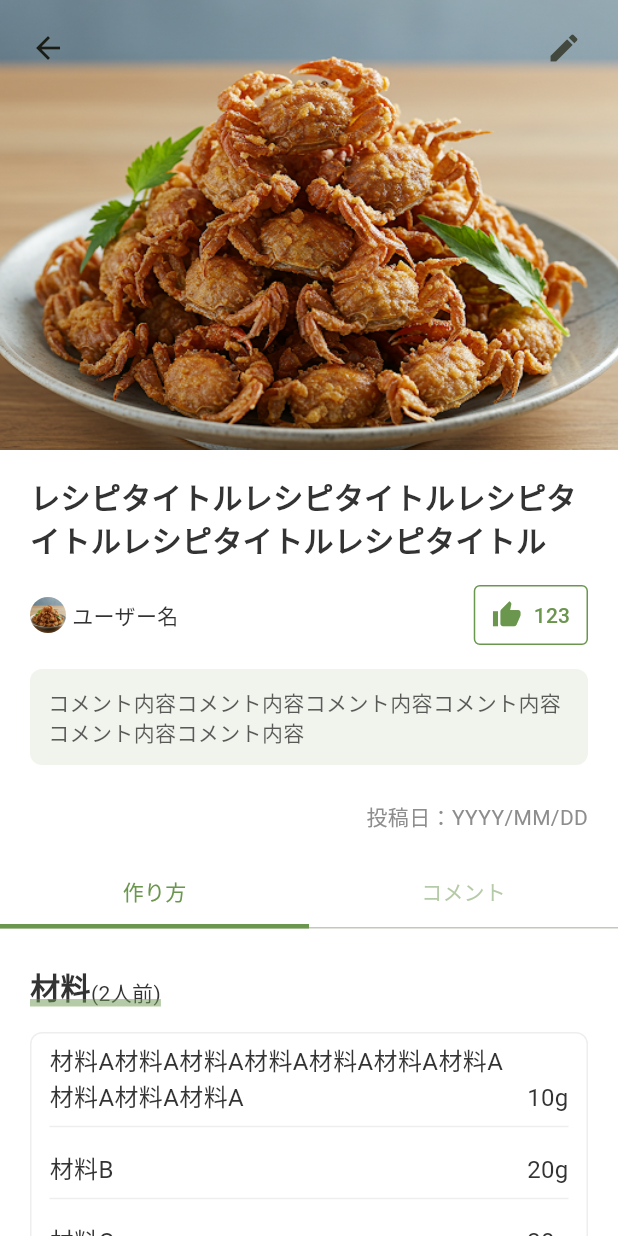
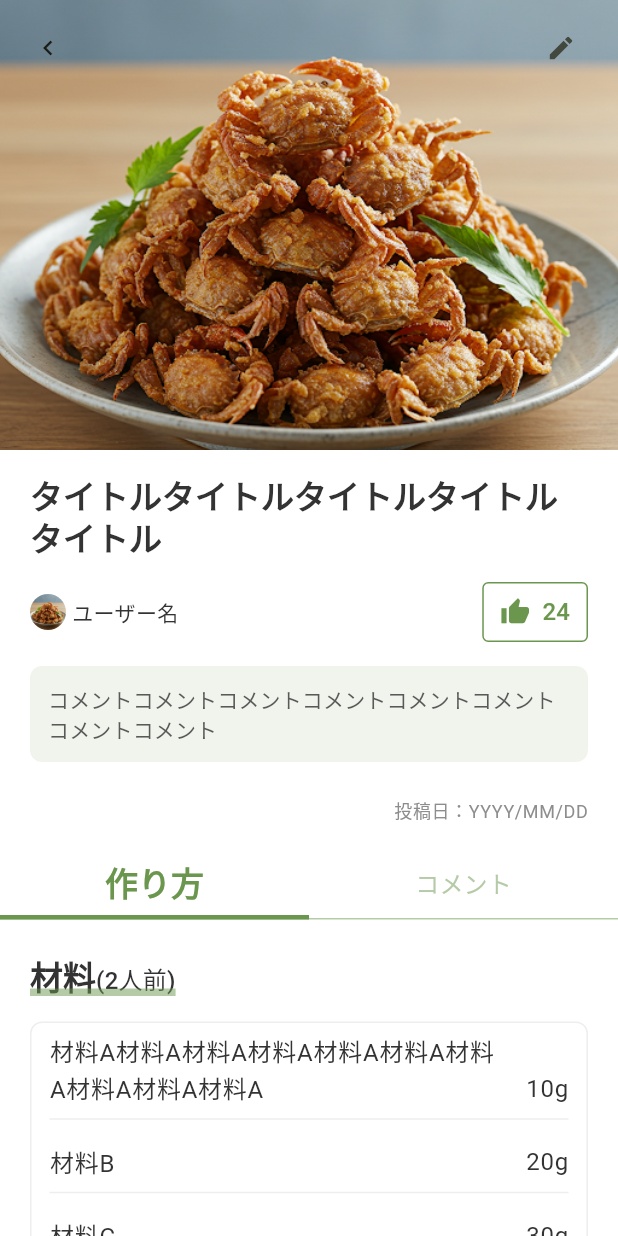
Before and after one commit to shinonome-inc/yumemi-pg-hackathon-team4, a Flutter app: the RecipeDetailPage screen opened by its route, on a phone screen of 412 x 824 dp. Run offline on Flutter 3.47's test engine with Material 3 defaults, Android fonts, the phone set to English and light mode, and no system bars; our stand-ins replace cloud_firestore, firebase_auth, firebase_core, flutter_dotenv, flutter_riverpod, flutter_svg and 6 more; accounts and stored records are empty; generated files the repository leaves out were written again; project files that could hold a hidden picture were left out.

Commit message:
フォントや文字色を指定

```diff
--- a/client/lib/pages/recipe_detail/recipe_detail_page.dart
+++ b/client/lib/pages/recipe_detail/recipe_detail_page.dart
@@ -1,4 +1,6 @@
 import 'package:client/constants/app_colors.dart';
+import 'package:client/extensions/build_context_extension.dart';
+import 'package:client/extensions/text_theme_extension.dart';
 import 'package:client/pages/recipe_detail/recipe_detail_recipe_comments_component.dart';
 import 'package:client/pages/recipe_detail/recipe_detail_recipe_steps_component.dart';
 import 'package:flutter/material.dart';
@@ -14,6 +16,7 @@ class RecipeDetailPage extends ConsumerStatefulWidget {
 class _RecipeDetailPageState extends ConsumerState<RecipeDetailPage>
     with SingleTickerProviderStateMixin {
   late TabController _tabController;
+  bool _isLiked = false;
 
   @override
   void initState() {
@@ -34,21 +37,23 @@ class _RecipeDetailPageState extends ConsumerState<RecipeDetailPage>
     //%%%%%%%%%%%%%%%%%%%%%%%%%%%%%%%%%%%%%%%%%%%%%%%%%%%%%%%%%%%%
     final apiData = {
       'titleImage': 'assets/images/FlyedSawagani.png',
-      'recipeTitle': 'レシピタイトルレシピタイトルレシピタイトルレシピタイトルレシピタイトル',
+      'recipeTitle': 'タイトルタイトルタイトルタイトルタイトル',
       'userIcon': 'assets/images/FlyedSawagani.png',
       'userName': 'ユーザー名',
-      'likeCount': '123',
-      'comment': 'コメント内容コメント内容コメント内容コメント内容コメント内容コメント内容',
+      'likeCount': '24',
+      'comment': 'コメントコメントコメントコメントコメントコメントコメントコメント',
       'postDate': 'YYYY/MM/DD',
     };
+
     return Scaffold(
       backgroundColor: AppColors.white,
       body: NestedScrollView(
         headerSliverBuilder: (context, innerBoxIsScrolled) => [
           SliverAppBar(
+            surfaceTintColor: AppColors.white,
             backgroundColor: AppColors.white,
             pinned: true,
-            expandedHeight: 300, // 画像の高さ
+            expandedHeight: 300,
             flexibleSpace: FlexibleSpaceBar(
               background: AspectRatio(
                 aspectRatio: 393 / 351,
@@ -59,17 +64,17 @@ class _RecipeDetailPageState extends ConsumerState<RecipeDetailPage>
               ),
             ),
             leading: Padding(
-              padding: const EdgeInsets.all(12),
+              padding: const EdgeInsets.all(14),
               child: IconButton(
-                icon: const Icon(Icons.arrow_back, size: 24),
+                icon: const Icon(Icons.chevron_left, size: 20),
                 onPressed: () => Navigator.pop(context),
               ),
             ),
             actions: [
               Padding(
-                padding: const EdgeInsets.all(12),
+                padding: const EdgeInsets.all(14),
                 child: IconButton(
-                  icon: const Icon(Icons.edit, size: 24),
+                  icon: const Icon(Icons.edit, size: 20),
                   onPressed: () {},
                 ),
               ),
@@ -83,8 +88,9 @@ class _RecipeDetailPageState extends ConsumerState<RecipeDetailPage>
                 children: [
                   Text(
                     apiData['recipeTitle']!,
-                    style: const TextStyle(
-                        fontSize: 20, fontWeight: FontWeight.bold),
+                    style: context.textTheme.titleLargeBold?.copyWith(
+                      color: AppColors.gray1,
+                    ),
                   ),
                   const SizedBox(height: 12),
                   Row(
@@ -98,11 +104,22 @@ class _RecipeDetailPageState extends ConsumerState<RecipeDetailPage>
                         ),
                       ),
                       const SizedBox(width: 4),
-                      Text(apiData['userName']!),
+                      Text(
+                        apiData['userName']!,
+                        style: context.textTheme.bodyMedium?.copyWith(
+                          color: AppColors.gray1,
+                        ),
+                      ),
                       const Spacer(),
                       OutlinedButton(
-                        onPressed: () {},
+                        onPressed: () {
+                          setState(() {
+                            _isLiked = !_isLiked;
+                          });
+                        },
                         style: OutlinedButton.styleFrom(
+                          backgroundColor:
+                              _isLiked ? AppColors.green1 : Colors.transparent,
                           side: const BorderSide(color: AppColors.green1),
                           padding: const EdgeInsets.symmetric(horizontal: 12),
                           shape: RoundedRectangleBorder(
@@ -112,15 +129,20 @@ class _RecipeDetailPageState extends ConsumerState<RecipeDetailPage>
                         child: Row(
                           mainAxisSize: MainAxisSize.min,
                           children: [
-                            const Icon(
+                            Icon(
                               Icons.thumb_up,
                               size: 20,
-                              color: AppColors.green1,
+                              color:
+                                  _isLiked ? AppColors.white : AppColors.green1,
                             ),
                             const SizedBox(width: 8),
                             Text(
                               apiData['likeCount']!,
-                              style: const TextStyle(color: AppColors.green1),
+                              style: context.textTheme.titleMedium?.copyWith(
+                                color: _isLiked
+                                    ? AppColors.white
+                                    : AppColors.green1,
+                              ),
                             ),
                           ],
                         ),
@@ -137,7 +159,9 @@ class _RecipeDetailPageState extends ConsumerState<RecipeDetailPage>
                     ),
                     child: Text(
                       apiData['comment']!,
-                      style: const TextStyle(color: AppColors.gray1A80),
+                      style: context.textTheme.titleSmall?.copyWith(
+                        color: AppColors.gray1A80,
+                      ),
                     ),
                   ),
                   const SizedBox(height: 24),
@@ -145,7 +169,9 @@ class _RecipeDetailPageState extends ConsumerState<RecipeDetailPage>
                     alignment: Alignment.centerRight,
                     child: Text(
                       '投稿日：${apiData['postDate']!}',
-                      style: const TextStyle(color: AppColors.gray2),
+                      style: context.textTheme.bodySmall?.copyWith(
+                        color: AppColors.gray2,
+                      ),
                     ),
                   ),
                 ],
@@ -156,9 +182,16 @@ class _RecipeDetailPageState extends ConsumerState<RecipeDetailPage>
             pinned: true,
             delegate: _TabBarDelegate(
               TabBar(
+                dividerColor: AppColors.green1_50,
                 controller: _tabController,
                 labelColor: AppColors.green1,
                 unselectedLabelColor: AppColors.green1_50,
+                labelStyle: context.textTheme.titleLargeBold?.copyWith(
+                  color: AppColors.green1,
+                ),
+                unselectedLabelStyle: context.textTheme.titleMedium?.copyWith(
+                  color: AppColors.green1_50,
+                ),
                 indicatorSize: TabBarIndicatorSize.tab,
                 indicator: const UnderlineTabIndicator(
                   borderSide: BorderSide(
@@ -198,7 +231,10 @@ class _TabBarDelegate extends SliverPersistentHeaderDelegate {
 
   @override
   Widget build(
-      BuildContext context, double shrinkOffset, bool overlapsContent) {
+    BuildContext context,
+    double shrinkOffset,
+    bool overlapsContent,
+  ) {
     return Container(
       color: AppColors.white,
       child: _tabBar,
--- a/client/lib/pages/recipe_detail/recipe_detail_recipe_steps_component.dart
+++ b/client/lib/pages/recipe_detail/recipe_detail_recipe_steps_component.dart
@@ -1,4 +1,6 @@
 import 'package:client/constants/app_colors.dart';
+import 'package:client/extensions/build_context_extension.dart';
+import 'package:client/extensions/text_theme_extension.dart';
 import 'package:flutter/material.dart';
 
 class RecipeStepsComponent extends StatelessWidget {
@@ -64,23 +66,33 @@ class RecipeStepsComponent extends StatelessWidget {
               [
                 _buildIngredientsSection(
                   apiData['ingredients']! as List<Map<String, String>>,
+                  context,
                 ),
                 const SizedBox(height: 48),
                 _buildHarvestingMethodsSection(
                   apiData['harvestingMethods']! as List<Map<String, String>>,
+                  context,
                 ),
                 const SizedBox(height: 48),
                 _buildCookingMethodsSection(
                   apiData['cookingMethods']! as List<Map<String, String>>,
+                  context,
                 ),
                 const SizedBox(height: 48),
                 _buildTipsSection(
                   apiData['tips']! as String,
+                  context,
                 ),
                 const SizedBox(height: 48),
-                _buildEatReportSection(apiData['eatReport']! as String),
+                _buildEatReportSection(
+                  apiData['eatReport']! as String,
+                  context,
+                ),
                 const SizedBox(height: 48),
-                _buildAICommentSection(apiData['aiComment']! as String),
+                _buildAICommentSection(
+                  apiData['aiComment']! as String,
+                  context,
+                ),
               ],
             ),
           ),
@@ -89,11 +101,14 @@ class RecipeStepsComponent extends StatelessWidget {
     );
   }
 
-  Widget _buildIngredientsSection(List<Map<String, String>> ingredients) {
+  Widget _buildIngredientsSection(
+    List<Map<String, String>> ingredients,
+    BuildContext context,
+  ) {
     return Column(
       crossAxisAlignment: CrossAxisAlignment.start,
       children: [
-        _buildTitle('材料', '(2人前)'),
+        _buildTitle('材料', '(2人前)', context),
         const SizedBox(height: 16),
         Container(
           padding: const EdgeInsets.symmetric(vertical: 2, horizontal: 12),
@@ -113,14 +128,18 @@ class RecipeStepsComponent extends StatelessWidget {
                         Expanded(
                           child: Text(
                             ingredients[index]['name']!,
-                            style: const TextStyle(fontSize: 16),
+                            style: context.textTheme.bodyLarge?.copyWith(
+                              color: AppColors.gray1,
+                            ),
                             softWrap: true,
                           ),
                         ),
                         const SizedBox(width: 12),
                         Text(
                           ingredients[index]['amount']!,
-                          style: const TextStyle(fontSize: 16),
+                          style: context.textTheme.bodyLarge?.copyWith(
+                            color: AppColors.gray1,
+                          ),
                         ),
                       ],
                     ),
@@ -141,11 +160,12 @@ class RecipeStepsComponent extends StatelessWidget {
 
   Widget _buildHarvestingMethodsSection(
     List<Map<String, String>> harvestingMethods,
+    BuildContext context,
   ) {
     return Column(
       crossAxisAlignment: CrossAxisAlignment.start,
       children: [
-        _buildTitle('採集方法', ''),
+        _buildTitle('採集方法', '', context),
         const SizedBox(height: 16),
         Column(
           children: harvestingMethods.map((method) {
@@ -173,10 +193,8 @@ class RecipeStepsComponent extends StatelessWidget {
                       alignment: Alignment.center,
                       child: Text(
                         method['step']!,
-                        style: const TextStyle(
+                        style: context.textTheme.labelSmall?.copyWith(
                           color: AppColors.white,
-                          fontSize: 14,
-                          fontWeight: FontWeight.bold,
                         ),
                       ),
                     ),
@@ -184,7 +202,9 @@ class RecipeStepsComponent extends StatelessWidget {
                     Expanded(
                       child: Text(
                         method['description']!,
-                        style: const TextStyle(fontSize: 16),
+                        style: context.textTheme.bodyMedium?.copyWith(
+                          color: AppColors.gray1,
+                        ),
                         softWrap: true,
                       ),
                     ),
@@ -208,11 +228,14 @@ class RecipeStepsComponent extends StatelessWidget {
     );
   }
 
-  Widget _buildCookingMethodsSection(List<Map<String, String>> cookingMethods) {
+  Widget _buildCookingMethodsSection(
+    List<Map<String, String>> cookingMethods,
+    BuildContext context,
+  ) {
     return Column(
       crossAxisAlignment: CrossAxisAlignment.start,
       children: [
-        _buildTitle('料理方法', ''),
+        _buildTitle('料理方法', '', context),
         const SizedBox(height: 16),
         Column(
           children: cookingMethods.map((method) {
@@ -240,10 +263,8 @@ class RecipeStepsComponent extends StatelessWidget {
                       alignment: Alignment.center,
                       child: Text(
                         method['step']!,
-                        style: const TextStyle(
+                        style: context.textTheme.labelSmall?.copyWith(
                           color: AppColors.white,
-                          fontSize: 14,
-                          fontWeight: FontWeight.bold,
                         ),
                       ),
                     ),
@@ -251,7 +272,9 @@ class RecipeStepsComponent extends StatelessWidget {
                     Expanded(
                       child: Text(
                         method['description']!,
-                        style: const TextStyle(fontSize: 16),
+                        style: context.textTheme.bodyMedium?.copyWith(
+                          color: AppColors.gray1,
+                        ),
                         softWrap: true,
                       ),
                     ),
@@ -275,37 +298,50 @@ class RecipeStepsComponent extends StatelessWidget {
     );
   }
 
-  Widget _buildTipsSection(String tips) {
+  Widget _buildTipsSection(String tips, BuildContext context) {
     return Column(
       crossAxisAlignment: CrossAxisAlignment.start,
       children: [
-        _buildTitle('コツ・ポイント', ''),
+        _buildTitle('コツ・ポイント', '', context),
         const SizedBox(height: 16),
         Text(
           tips,
+          style: context.textTheme.bodyLarge?.copyWith(
+            color: AppColors.gray1,
+          ),
         ),
       ],
     );
   }
 
-  Widget _buildEatReportSection(String eatReport) {
+  Widget _buildEatReportSection(String eatReport, BuildContext context) {
     return Column(
       crossAxisAlignment: CrossAxisAlignment.start,
       children: [
-        _buildTitle('食レポ', ''),
+        _buildTitle('食レポ', '', context),
         const SizedBox(height: 16),
-        Text(eatReport),
+        Text(
+          eatReport,
+          style: context.textTheme.bodyLarge?.copyWith(
+            color: AppColors.gray1,
+          ),
+        ),
       ],
     );
   }
 
-  Widget _buildAICommentSection(String aiComment) {
+  Widget _buildAICommentSection(String aiComment, BuildContext context) {
     return Column(
       crossAxisAlignment: CrossAxisAlignment.start,
       children: [
-        _buildTitle('AIの補足コメント', ''),
+        _buildTitle('AIの補足コメント', '', context),
         const SizedBox(height: 16),
-        Text(aiComment),
+        Text(
+          aiComment,
+          style: context.textTheme.bodyLarge?.copyWith(
+            color: AppColors.gray1,
+          ),
+        ),
         const SizedBox(height: 6),
         Container(
           width: double.infinity,
@@ -314,18 +350,20 @@ class RecipeStepsComponent extends StatelessWidget {
             color: AppColors.red2,
             borderRadius: BorderRadius.circular(8),
           ),
-          child: const Row(
+          child: Row(
             children: [
-              Icon(
+              const Icon(
                 Icons.error,
                 size: 20,
                 color: AppColors.red1,
               ),
-              SizedBox(width: 8),
+              const SizedBox(width: 8),
               Expanded(
                 child: Text(
                   'AI補足コメントは、参考情報として提供されるものであり正確性や最新性を保証するものではありません。',
-                  style: TextStyle(fontSize: 14, color: AppColors.gray1),
+                  style: context.textTheme.labelSmall?.copyWith(
+                    color: AppColors.gray1,
+                  ),
                   softWrap: true,
                 ),
               ),
@@ -336,7 +374,7 @@ class RecipeStepsComponent extends StatelessWidget {
     );
   }
 
-  Widget _buildTitle(String title, String subtitle) {
+  Widget _buildTitle(String title, String subtitle, BuildContext context) {
     return Stack(
       children: [
         Row(
@@ -345,16 +383,13 @@ class RecipeStepsComponent extends StatelessWidget {
           children: [
             Text(
               title,
-              style: const TextStyle(
-                fontSize: 20,
-                fontWeight: FontWeight.bold,
+              style: context.textTheme.titleLargeBold?.copyWith(
                 color: AppColors.gray1,
               ),
             ),
             Text(
               subtitle,
-              style: const TextStyle(
-                fontSize: 14,
+              style: context.textTheme.titleMedium?.copyWith(
                 color: AppColors.gray1,
               ),
             ),
```
Also changed, not shown: client/lib/pages/recipe_detail/recipe_detail_recipe_comments_component.dart (+57 -38 lines).
